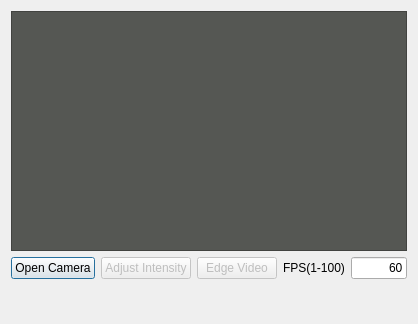
The window that demos/CameraViewer/src/gui/CamDlg.ui (KevinEmiya/simpleCV) describes before a commit, drawn with Qt 5.
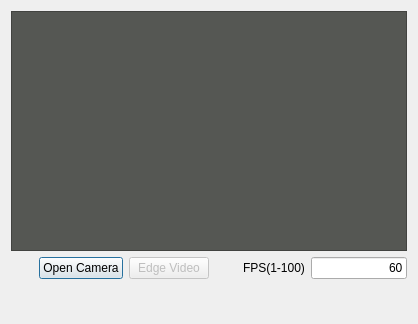
The same window after the commit.

Commit message: remove histeq buttons

```diff
--- a/demos/CameraViewer/src/gui/CamDlg.ui
+++ b/demos/CameraViewer/src/gui/CamDlg.ui
@@ -58,19 +58,6 @@
        </property>
       </widget>
      </item>
-     <item>
-      <widget class="QPushButton" name="btnHiseq">
-       <property name="enabled">
-        <bool>false</bool>
-       </property>
-       <property name="text">
-        <string>Adjust Intensity</string>
-       </property>
-       <property name="checkable">
-        <bool>true</bool>
-       </property>
-      </widget>
-     </item>
      <item>
       <widget class="QPushButton" name="btnEdge">
        <property name="enabled">
```
The commit also changes 5 other files.
